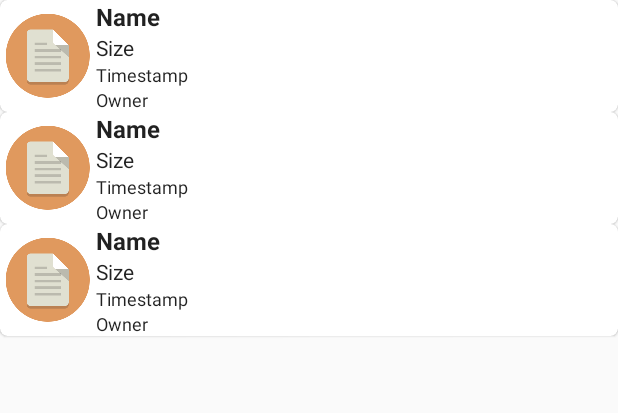
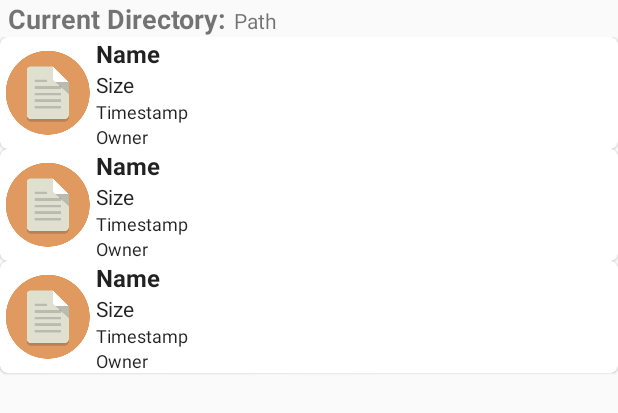
Before and after one commit to gorbi/cis600_project, an Android app: the layout fragment_folderitem_list.xml on its own in the app's theme, with its tools: preview values and no code run, on a phone screen of 412 x 824 dp. Shown: the top 413 px of the screen. Run offline under Robolectric (Android 15) with nearby library versions, the phone set to English and light mode, and no system bars.

Commit message:
Add textview to display current path Log FTPClientCacher calls so as to check if its usefulness Optimise condition for fail-safe FTP connection

```diff
--- a/app/src/main/java/com/mkchaudh/nnataraj/orangeftp/MainActivity.java
+++ b/app/src/main/java/com/mkchaudh/nnataraj/orangeftp/MainActivity.java
@@ -109,6 +109,9 @@ public class MainActivity extends AppCompatActivity implements FolderItemFragmen
     @Override
     public void onListFragmentInteraction(FTPFile item, String currentDirectory) {
         if (item.isDirectory()) {
+            //Edge condition will add double forward slashes
+            if (currentDirectory.length()==1) currentDirectory = "";
+
             final String newCurrentDirectory = currentDirectory + "/" + item.getName();
             DatabaseReference ftpServerDetails = FirebaseDatabase.getInstance().getReference("ftpclients").child("myserverorangeftp");
             ftpServerDetails.addListenerForSingleValueEvent(new ValueEventListener() {
--- a/app/src/main/res/layout/fragment_folderitem_list.xml
+++ b/app/src/main/res/layout/fragment_folderitem_list.xml
@@ -1,6 +1,36 @@
 <?xml version="1.0" encoding="utf-8"?>
+<LinearLayout
+        xmlns:android="http://schemas.android.com/apk/res/android"
+        android:layout_width="match_parent"
+        android:layout_height="match_parent"
+        android:orientation="vertical">
+
+    <LinearLayout
+            android:layout_width="match_parent"
+            android:layout_height="wrap_content"
+            android:layout_marginLeft="5dp"
+            android:layout_marginRight="5dp">
+
+        <TextView
+                android:layout_width="wrap_content"
+                android:layout_height="wrap_content"
+                android:textSize="18sp"
+                android:textStyle="bold"
+                android:text="Current Directory: "/>
+
+        <TextView
+                android:id="@+id/path"
+                android:layout_width="match_parent"
+                android:layout_height="wrap_content"
+                android:maxLines="1"
+                android:text="Path"
+                android:ellipsize="middle" />
+
+    </LinearLayout>
+
+
+
     <android.support.v7.widget.RecyclerView
-        xmlns:android="http://schemas.android.com/apk/res/android"
             xmlns:app="http://schemas.android.com/apk/res-auto"
             xmlns:tools="http://schemas.android.com/tools"
             android:id="@+id/list"
@@ -10,3 +40,5 @@
             app:layoutManager="LinearLayoutManager"
             tools:context="com.mkchaudh.nnataraj.orangeftp.FolderItemFragment"
             tools:listitem="@layout/fragment_folderitem"/>
+
+</LinearLayout>
```
Also changed, not shown: app/src/main/java/com/mkchaudh/nnataraj/orangeftp/FolderItemFragment.java (+13 -11 lines), app/src/main/java/com/mkchaudh/nnataraj/orangeftp/data/FTPClientCacher.java (+7 -1 lines). Lines whose indentation alone changed are shown as unchanged.
